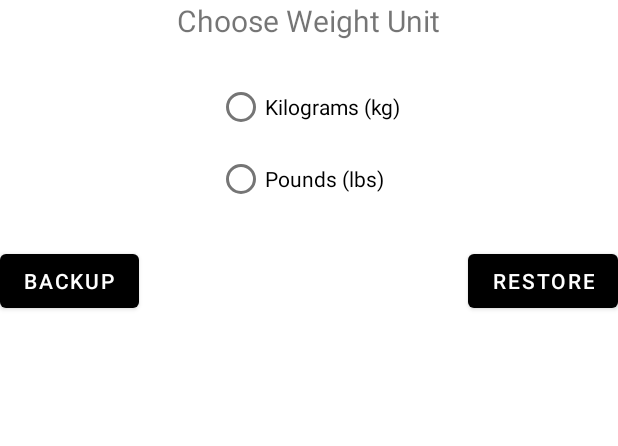
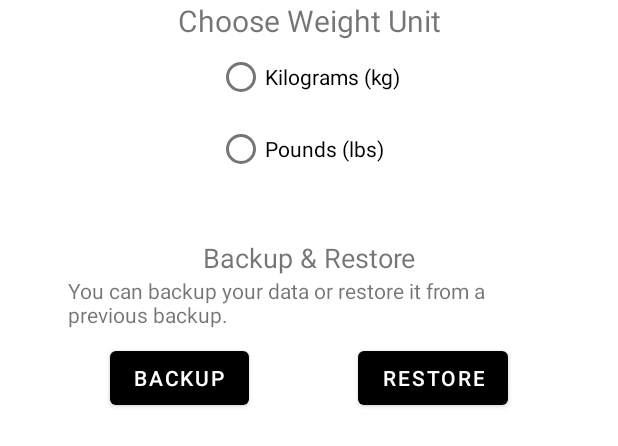
Before and after one commit to jungledav/gaintracker, an Android app: the layout dialog_settings.xml on its own in the app's theme, with its tools: preview values and no code run, on a phone screen of 412 x 824 dp. Shown: the top 446 px of the screen. Run offline under Robolectric (Android 15) with nearby library versions, the phone set to English and light mode, and no system bars.

Commit message:
uplifted UI on settings dialog_settings.xml

```diff
--- a/app/build.gradle
+++ b/app/build.gradle
@@ -13,8 +13,8 @@
         namespace "com.UpTrack.example.UpTrack"
         minSdk 21
         targetSdk 33
-        versionCode 17
-        versionName "17"
+        versionCode 18
+        versionName "18"
         testInstrumentationRunner "androidx.test.runner.AndroidJUnitRunner"
     }
 
--- a/app/src/main/res/layout/dialog_settings.xml
+++ b/app/src/main/res/layout/dialog_settings.xml
@@ -1,26 +1,26 @@
-<?xml version="1.0" encoding="utf-8"?>
 <androidx.constraintlayout.widget.ConstraintLayout xmlns:android="http://schemas.android.com/apk/res/android"
+    xmlns:app="http://schemas.android.com/apk/res-auto"
+    xmlns:tools="http://schemas.android.com/tools"
     android:layout_width="match_parent"
     android:layout_height="match_parent">
 
-    <RelativeLayout xmlns:android="http://schemas.android.com/apk/res/android"
-        android:layout_width="match_parent"
-        android:layout_height="match_parent">
     <TextView
         android:id="@+id/tv_header"
         android:layout_width="wrap_content"
         android:layout_height="wrap_content"
         android:text="Choose Weight Unit"
         android:textSize="20sp"
-            android:layout_alignParentTop="true"
-            android:layout_centerHorizontal="true" />
+        app:layout_constraintTop_toTopOf="parent"
+        app:layout_constraintStart_toStartOf="parent"
+        app:layout_constraintEnd_toEndOf="parent" />
+
     <RadioGroup
         android:id="@+id/radio_group"
         android:layout_width="wrap_content"
         android:layout_height="wrap_content"
-            android:layout_below="@+id/tv_header"
-            android:layout_centerHorizontal="true"
-            android:layout_marginTop="20dp">
+        app:layout_constraintTop_toBottomOf="@+id/tv_header"
+        app:layout_constraintStart_toStartOf="parent"
+        app:layout_constraintEnd_toEndOf="parent">
 
         <RadioButton
             android:id="@+id/radio_kg"
@@ -35,22 +35,43 @@
             android:text="Pounds (lbs)"/>
     </RadioGroup>
 
+    <TextView
+        android:id="@+id/tv_sub_header"
+        android:layout_width="wrap_content"
+        android:layout_height="wrap_content"
+        android:layout_marginTop="36dp"
+        android:text="Backup &amp; Restore"
+        android:textSize="18sp"
+        app:layout_constraintEnd_toEndOf="parent"
+        app:layout_constraintStart_toStartOf="parent"
+        app:layout_constraintTop_toBottomOf="@+id/radio_group" />
+
+    <TextView
+        android:id="@+id/tv_help_text"
+        android:layout_width="322dp"
+        android:layout_height="44dp"
+        android:text="You can backup your data or restore it from a previous backup."
+        app:layout_constraintEnd_toEndOf="parent"
+        app:layout_constraintStart_toStartOf="parent"
+        app:layout_constraintTop_toBottomOf="@+id/tv_sub_header" />
+
     <Button
         android:id="@+id/backupButton"
         android:layout_width="wrap_content"
         android:layout_height="wrap_content"
         android:text="Backup"
-            android:layout_below="@+id/radio_group"
-            android:layout_alignParentStart="true"
-            android:layout_marginTop="20dp" />
+        app:layout_constraintTop_toBottomOf="@+id/tv_help_text"
+        app:layout_constraintStart_toStartOf="parent"
+        app:layout_constraintEnd_toStartOf="@+id/restoreButton"
+        app:layout_constraintHorizontal_chainStyle="spread" />
 
     <Button
         android:id="@+id/restoreButton"
         android:layout_width="wrap_content"
         android:layout_height="wrap_content"
         android:text="Restore"
-            android:layout_below="@+id/radio_group"
-            android:layout_alignParentEnd="true"
-            android:layout_marginTop="20dp" />
-    </RelativeLayout>
+        app:layout_constraintTop_toBottomOf="@+id/tv_help_text"
+        app:layout_constraintEnd_toEndOf="parent"
+        app:layout_constraintStart_toEndOf="@+id/backupButton" />
+
 </androidx.constraintlayout.widget.ConstraintLayout>
```
Lines whose indentation alone changed are shown as unchanged.
